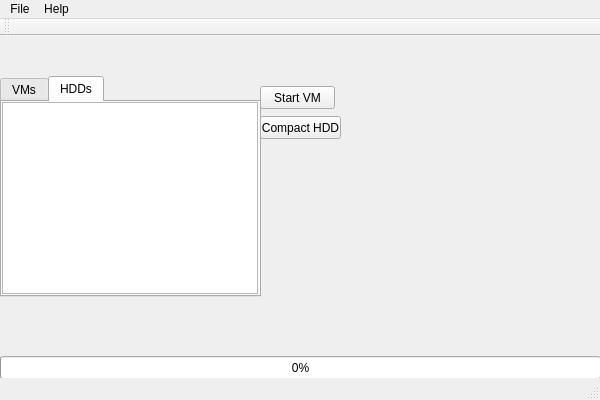
Above: VBMGUI/gui/MainWindow.ui from Hypnoiku/VBMGUI before the change. Below: the same form after it.
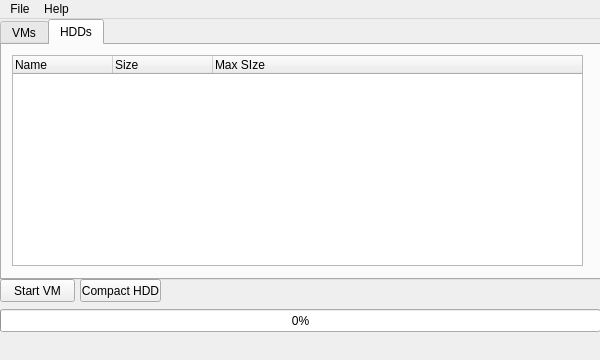
That is the form after the change.

Commit message: Update GUI and disable resizing

Patch:
```diff
--- a/VBMGUI/gui/MainWindow.ui
+++ b/VBMGUI/gui/MainWindow.ui
@@ -7,9 +7,27 @@
     <x>0</x>
     <y>0</y>
     <width>600</width>
-    <height>400</height>
+    <height>360</height>
    </rect>
   </property>
+  <property name="sizePolicy">
+   <sizepolicy hsizetype="Fixed" vsizetype="Fixed">
+    <horstretch>0</horstretch>
+    <verstretch>0</verstretch>
+   </sizepolicy>
+  </property>
+  <property name="minimumSize">
+   <size>
+    <width>600</width>
+    <height>360</height>
+   </size>
+  </property>
+  <property name="maximumSize">
+   <size>
+    <width>600</width>
+    <height>360</height>
+   </size>
+  </property>
   <property name="windowTitle">
    <string>VBMGUI</string>
   </property>
@@ -17,8 +35,8 @@
    <widget class="QPushButton" name="pushButton">
     <property name="geometry">
      <rect>
-      <x>260</x>
-      <y>50</y>
+      <x>0</x>
+      <y>260</y>
       <width>75</width>
       <height>23</height>
      </rect>
@@ -31,7 +49,7 @@
     <property name="geometry">
      <rect>
       <x>0</x>
-      <y>320</y>
+      <y>290</y>
       <width>601</width>
       <height>23</height>
      </rect>
@@ -43,8 +61,8 @@
    <widget class="QPushButton" name="pushButton_2">
     <property name="geometry">
      <rect>
-      <x>260</x>
-      <y>80</y>
+      <x>80</x>
+      <y>260</y>
       <width>81</width>
       <height>23</height>
      </rect>
@@ -57,9 +75,9 @@
     <property name="geometry">
      <rect>
       <x>0</x>
-      <y>40</y>
-      <width>261</width>
-      <height>221</height>
+      <y>0</y>
+      <width>601</width>
+      <height>261</height>
      </rect>
     </property>
     <property name="currentIndex">
@@ -69,13 +87,13 @@
      <attribute name="title">
       <string>VMs</string>
      </attribute>
-     <widget class="QListWidget" name="listWidget">
+     <widget class="QListWidget" name="VMList">
       <property name="geometry">
        <rect>
-        <x>0</x>
-        <y>0</y>
-        <width>256</width>
-        <height>192</height>
+        <x>10</x>
+        <y>10</y>
+        <width>571</width>
+        <height>211</height>
        </rect>
       </property>
       <property name="currentRow">
@@ -87,15 +105,36 @@
      <attribute name="title">
       <string>HDDs</string>
      </attribute>
-     <widget class="QListWidget" name="listWidget_2">
+     <widget class="QTreeWidget" name="HDDList">
       <property name="geometry">
        <rect>
-        <x>0</x>
-        <y>0</y>
-        <width>256</width>
-        <height>192</height>
+        <x>10</x>
+        <y>10</y>
+        <width>571</width>
+        <height>211</height>
        </rect>
       </property>
+      <property name="selectionMode">
+       <enum>QAbstractItemView::SingleSelection</enum>
+      </property>
+      <property name="selectionBehavior">
+       <enum>QAbstractItemView::SelectRows</enum>
+      </property>
+      <column>
+       <property name="text">
+        <string>Name</string>
+       </property>
+      </column>
+      <column>
+       <property name="text">
+        <string>Size</string>
+       </property>
+      </column>
+      <column>
+       <property name="text">
+        <string>Max SIze</string>
+       </property>
+      </column>
      </widget>
     </widget>
    </widget>
@@ -124,15 +163,11 @@
    <addaction name="menuFile"/>
    <addaction name="menuHelp"/>
   </widget>
-  <widget class="QToolBar" name="mainToolBar">
-   <attribute name="toolBarArea">
-    <enum>TopToolBarArea</enum>
-   </attribute>
-   <attribute name="toolBarBreak">
+  <widget class="QStatusBar" name="statusBar">
+   <property name="sizeGripEnabled">
     <bool>false</bool>
-   </attribute>
+   </property>
   </widget>
-  <widget class="QStatusBar" name="statusBar"/>
   <action name="actionAbout">
    <property name="text">
     <string>About</string>
```
The commit also changes 1 other file.
